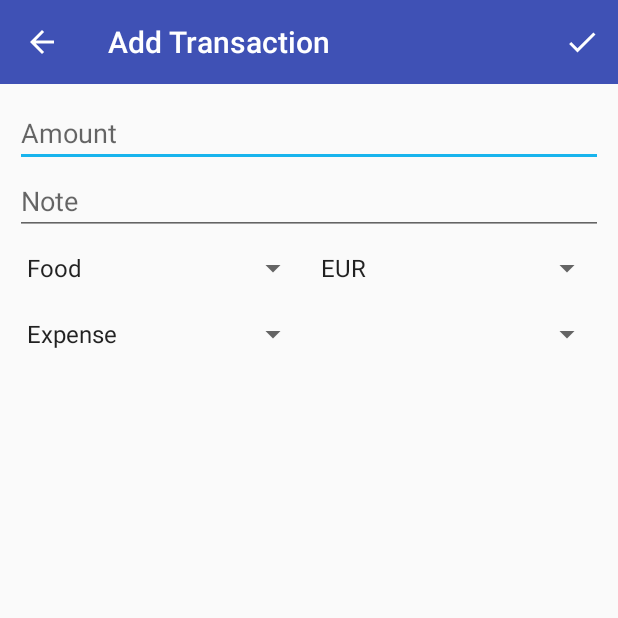
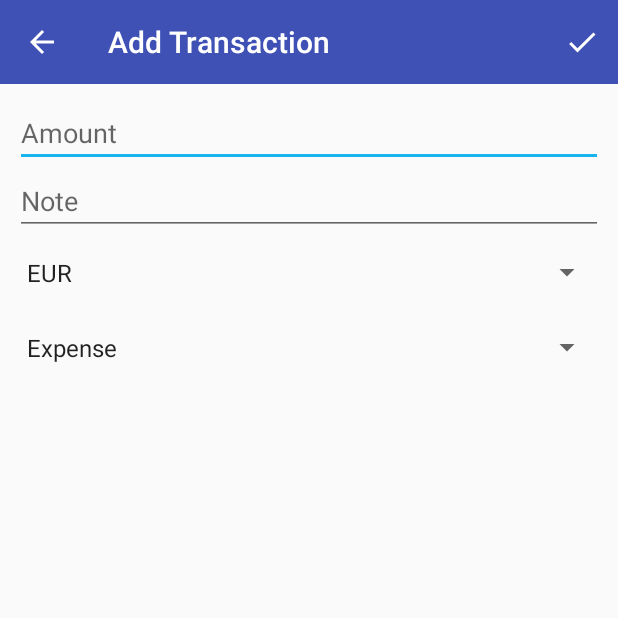
Before and after one commit to julijanjug/Personal-Finance, an Android app: the AddTransactionActivity screen opened directly, with no data from a screen before it, on a phone screen of 412 x 824 dp, the top half of it. Run offline under Robolectric (Android 15) with nearby library versions, the phone set to English and light mode, and no system bars.

Commit message:
Fixed transaction list format

```diff
--- a/PocketBank/app/src/main/java/com/example/julijanjug/pocketbank/AddTransactionActivity.java
+++ b/PocketBank/app/src/main/java/com/example/julijanjug/pocketbank/AddTransactionActivity.java
@@ -13,13 +13,15 @@ import android.widget.EditText;
 import android.widget.Spinner;
 import android.widget.Toast;
 
+import java.math.BigDecimal;
+import java.math.MathContext;
 import java.text.DateFormat;
 import java.text.SimpleDateFormat;
 import java.util.Date;
+import java.util.TreeMap;
 
 public class AddTransactionActivity extends AppCompatActivity {
 
-    Spinner spinner; //category
     Spinner spinner2; //currencies
     Spinner spinner3; //transaction type
     EditText TEamount;
@@ -36,6 +38,8 @@ public class AddTransactionActivity extends AppCompatActivity {
 
         TEamount = (EditText) findViewById(R.id.editText);
         TEnote = (EditText) findViewById(R.id.editText2);
+        spinner2 = (Spinner) findViewById(R.id.spinner2);
+        spinner3 = (Spinner) findViewById(R.id.spinner3);
 
         Toolbar toolbar = findViewById(R.id.toolbar);
         setSupportActionBar(toolbar);
@@ -48,11 +52,6 @@ public class AddTransactionActivity extends AppCompatActivity {
         }
 
         //Setup all spinners
-        spinner = (Spinner) findViewById(R.id.spinner);
-        ArrayAdapter<CharSequence> adapter = ArrayAdapter.createFromResource(this, R.array.category_array, android.R.layout.simple_spinner_item);
-        adapter.setDropDownViewResource(android.R.layout.simple_spinner_dropdown_item);
-        spinner.setAdapter(adapter);
-
         spinner2 = (Spinner) findViewById(R.id.spinner2);
         ArrayAdapter<CharSequence> adapter2 = ArrayAdapter.createFromResource(this, R.array.currencies_array, android.R.layout.simple_spinner_item);
         adapter2.setDropDownViewResource(android.R.layout.simple_spinner_dropdown_item);
@@ -63,7 +62,6 @@ public class AddTransactionActivity extends AppCompatActivity {
         adapter3.setDropDownViewResource(android.R.layout.simple_spinner_dropdown_item);
         spinner3.setAdapter(adapter3);
 
-        //še en spinner je treba z accounti napolnit
     }
     @Override
     protected void onResume() {
@@ -98,6 +96,24 @@ public class AddTransactionActivity extends AppCompatActivity {
         return true;
     }
 
+    public double currencyToEur(double value, String valuta){
+        TreeMap<String,Double> konverzije_euro = new TreeMap<String,Double>();
+        konverzije_euro.put("EUR",1.00000);
+        konverzije_euro.put("USD",1.14885);
+        konverzije_euro.put("GBP",0.90054);
+        konverzije_euro.put("AUD",1.60312);
+        konverzije_euro.put("JPY",124.77);
+        konverzije_euro.put("CZK",25.6293);
+        konverzije_euro.put("HRK",7.42337);
+        konverzije_euro.put("HUF",321.461);
+        konverzije_euro.put("JMD",146.211);
+        konverzije_euro.put("RUB",76.8361);
+
+        BigDecimal convertion = new BigDecimal(konverzije_euro.get(valuta));
+        BigDecimal value_big = new BigDecimal(value);
+        return value_big.divide(convertion, MathContext.DECIMAL32).doubleValue();
+    }
+
     @Override
     public boolean onOptionsItemSelected(MenuItem item) {
         // handle arrow click here
@@ -123,9 +139,15 @@ public class AddTransactionActivity extends AppCompatActivity {
         if (getIntent().getExtras() == null) {
             double amount = Double.valueOf(TEamount.getText().toString());
             String note = TEnote.getText().toString();
+
             SharedPreferences sp = getSharedPreferences("logged", MODE_PRIVATE);
             int user_id = sp.getInt("user_id", 0);
             if (amount != 0) {
+                if(spinner3.getSelectedItem().toString().equals("Expense")){ //ali je expense ali income
+                    amount = -amount;
+                }
+                amount = currencyToEur(amount, spinner2.getSelectedItem().toString()); //pretvorba v evre
+
                 String[] columns = {"TransValue", "Note", "Date_Of_Transaction", "User_ID", "Account_ID"};
                 String[] values = {Double.toString(amount), note, getCurrentDate(), Integer.toString(user_id), Integer.toString(sp.getInt("accID", 1))};
                 myDb.setTableName("Transactions");
--- a/PocketBank/app/src/main/java/com/example/julijanjug/pocketbank/DatabaseHelper.java
+++ b/PocketBank/app/src/main/java/com/example/julijanjug/pocketbank/DatabaseHelper.java
@@ -119,7 +119,7 @@ public class DatabaseHelper extends SQLiteOpenHelper {
         SQLiteDatabase db = this.getWritableDatabase();
         Cursor res=null;
         try{
-            String query="SELECT _id,DATE(Date_Of_Transaction) AS date, TransValue AS value, Note AS note FROM Transactions WHERE User_ID = "+ user_id + " AND Account_ID = "+accID;
+            String query="SELECT _id,Date_Of_Transaction AS date, TransValue AS value, Note AS note FROM Transactions WHERE User_ID = "+ user_id + " AND Account_ID = "+accID +" ORDER BY Date_Of_Transaction DESC";
             res = db.rawQuery(query, null);
         }catch (Exception e){
             Log.d("NAPAKA_getUserTransacti",e.toString());
--- a/PocketBank/app/src/main/java/com/example/julijanjug/pocketbank/MainActivity.java
+++ b/PocketBank/app/src/main/java/com/example/julijanjug/pocketbank/MainActivity.java
@@ -81,10 +81,10 @@ public class MainActivity extends AppCompatActivity {
         listViewTransaction = (ListView) findViewById(R.id.listTransactions);
         listViewTransaction.setOnItemClickListener(viewTransactionListener);
 
-        String[] from = new String[]{"date", "note", "value"};
-        int[] to = new int[]{R.id.dateTextView, R.id.commentTextView, R.id.amountTextView};
+        String[] from = new String[]{"date", "value"};
+        int[] to = new int[]{R.id.dateTextView, R.id.amountTextView};
 
-        transactionAdapter = new SimpleCursorAdapter(MainActivity.this,
+        transactionAdapter = new MySimpleCursorAdapter(MainActivity.this,
                 R.layout.transaction_item, null, from, to, 0);
         listViewTransaction.setAdapter(transactionAdapter);
     }
--- a/PocketBank/app/src/main/res/layout/activity_add_transaction.xml
+++ b/PocketBank/app/src/main/res/layout/activity_add_transaction.xml
@@ -36,46 +36,20 @@
             android:hint="Note"
             android:inputType="textPersonName" />
 
-        <LinearLayout
-            android:layout_width="match_parent"
-            android:layout_height="match_parent"
-            android:orientation="horizontal"
-            tools:layout_editor_absoluteX="8dp"
-            tools:layout_editor_absoluteY="99dp"
-            android:paddingVertical="15px">
-
-            <Spinner
-                android:id="@+id/spinner"
-                android:layout_width="match_parent"
-                android:layout_height="wrap_content"
-                android:layout_weight="1" />
-
         <Spinner
             android:id="@+id/spinner2"
             android:layout_width="match_parent"
             android:layout_height="wrap_content"
-                android:layout_weight="1" />
-
-        </LinearLayout>
-
-        <LinearLayout
-            android:layout_width="match_parent"
-            android:layout_height="match_parent"
-            android:orientation="horizontal"
-            android:paddingVertical="15px">
+            android:layout_weight="1"
+            android:minHeight="50dp"/>
 
         <Spinner
             android:id="@+id/spinner3"
             android:layout_width="match_parent"
             android:layout_height="wrap_content"
-                android:layout_weight="1" />
+            android:layout_weight="1"
+            android:minHeight="50dp"/>
 
-            <Spinner
-                android:id="@+id/spinner4"
-                android:layout_width="match_parent"
-                android:layout_height="wrap_content"
-                android:layout_weight="1" />
-        </LinearLayout>
 
     </LinearLayout>
 
--- a/PocketBank/app/src/main/res/layout/activity_settings.xml
+++ b/PocketBank/app/src/main/res/layout/activity_settings.xml
@@ -118,6 +118,7 @@
         </LinearLayout>
 
         <ListView
+            android:id="@+id/accountsLV"
             android:layout_width="match_parent"
             android:layout_height="match_parent"
             android:layout_weight="1" />
--- a/PocketBank/app/src/main/res/layout/activity_signup.xml
+++ b/PocketBank/app/src/main/res/layout/activity_signup.xml
@@ -22,7 +22,7 @@
         app:layout_constraintWidth_percent="0.7">
 
         <EditText
-            android:id="@+id/input_username"
+            android:id="@+id/input_email1"
             android:layout_width="match_parent"
             android:layout_height="wrap_content"
             android:ems="10"
```
Also changed, not shown: PocketBank/app/src/main/java/com/example/julijanjug/pocketbank/MySimpleCursorAdapter.java (added, +70 -0 lines), PocketBank/app/src/main/res/layout/transaction_item.xml (+14 -11 lines). Lines whose indentation alone changed are shown as unchanged.
